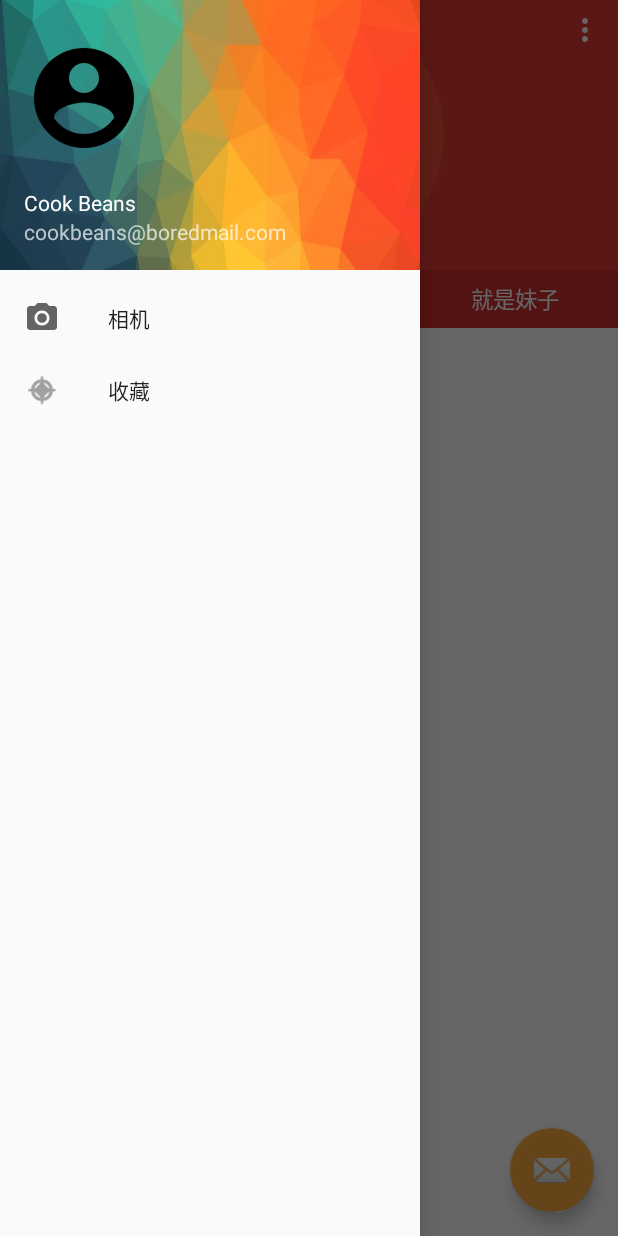
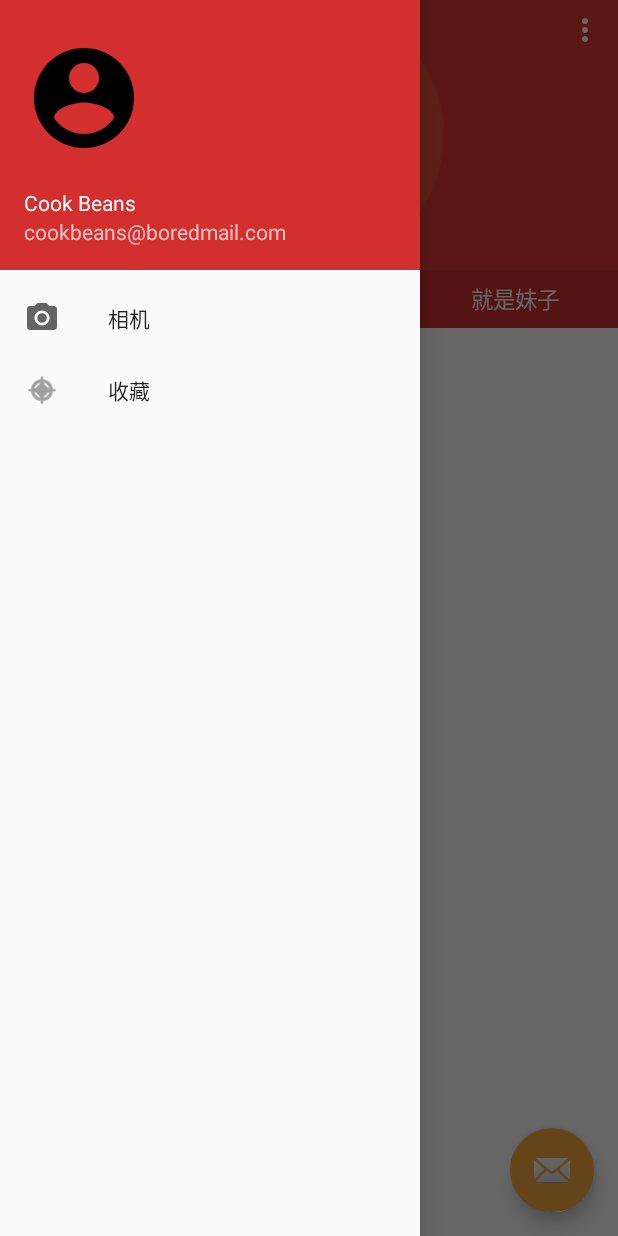
Before and after one commit to FlyingDuck/BoredApp, an Android app: the screen it shows after launch (MainActivity), with the side drawer open, on a phone screen of 412 x 824 dp. Run offline under Robolectric (Android 15) with nearby library versions, the phone set to English and light mode, and no system bars; libraries missing offline, so code that uses them is left out: com.malinskiy.materialicons, com.vlonjatg.progressactivity, rx.android.schedulers, rx.functions, rx.schedulers; pictures from the network do not load; 7 statements that could not run were skipped.

Commit message:
Change: add share func

```diff
--- a/app/src/main/res/layout/activity_gank_detail.xml
+++ b/app/src/main/res/layout/activity_gank_detail.xml
@@ -1,16 +1,18 @@
 <?xml version="1.0" encoding="utf-8"?>
-<android.support.design.widget.CoordinatorLayout xmlns:android="http://schemas.android.com/apk/res/android"
+<android.support.design.widget.CoordinatorLayout
+    xmlns:android="http://schemas.android.com/apk/res/android"
     xmlns:app="http://schemas.android.com/apk/res-auto"
     xmlns:tools="http://schemas.android.com/tools"
     android:layout_width="match_parent"
     android:layout_height="match_parent"
     android:fitsSystemWindows="true"
+    android:id="@+id/activity_gank_detail_layout"
     tools:context="com.cookbeans.boredapp.ui.GankDetailActivity">
 
     <android.support.design.widget.AppBarLayout
         android:id="@+id/app_bar"
         android:layout_width="match_parent"
-        android:layout_height="400dp"
+        android:layout_height="450dp"
         android:fitsSystemWindows="true"
         android:theme="@style/AppTheme.AppBarOverlay">
 
--- a/app/src/main/res/layout/gank_detail_content.xml
+++ b/app/src/main/res/layout/gank_detail_content.xml
@@ -1,5 +1,6 @@
 <?xml version="1.0" encoding="utf-8"?>
-<android.support.v4.widget.NestedScrollView xmlns:android="http://schemas.android.com/apk/res/android"
+<android.support.v4.widget.NestedScrollView
+    xmlns:android="http://schemas.android.com/apk/res/android"
     xmlns:app="http://schemas.android.com/apk/res-auto"
     xmlns:tools="http://schemas.android.com/tools"
     android:layout_width="match_parent"
--- a/app/src/main/res/layout/nav_header_main.xml
+++ b/app/src/main/res/layout/nav_header_main.xml
@@ -2,7 +2,7 @@
 <LinearLayout xmlns:android="http://schemas.android.com/apk/res/android"
     android:layout_width="match_parent"
     android:layout_height="@dimen/nav_header_height"
-    android:background="@drawable/drawer_bg"
+    android:background="@color/colorPrimaryDark"
     android:gravity="bottom"
     android:orientation="vertical"
     android:paddingBottom="@dimen/activity_vertical_margin"
--- a/app/src/main/res/menu/main.xml
+++ b/app/src/main/res/menu/main.xml
@@ -2,8 +2,13 @@
 <menu xmlns:android="http://schemas.android.com/apk/res/android"
     xmlns:app="http://schemas.android.com/apk/res-auto">
     <item
-        android:id="@+id/action_settings"
-        android:orderInCategory="100"
+        android:id="@+id/setting"
+        android:orderInCategory="1"
         android:title="@string/action_settings"
         app:showAsAction="never" />
+    <item
+        android:id="@+id/share"
+        android:orderInCategory="2"
+        android:title="@string/share"
+        app:showAsAction="never" />
 </menu>
--- a/app/src/main/res/values/strings.xml
+++ b/app/src/main/res/values/strings.xml
@@ -9,6 +9,10 @@
 
     <string name="toolbar_name">惊叹号</string>
     <string name="gank_detail_toolbar_name">干货集中营</string>
+
+    <string name="share">分享给好基友吧</string>
+    <string name="share_text">发现了一款非常美观的App「惊叹号&amp;gank.io&amp;daniu.io」，每天一张精选妹纸图、一个精选小视频（视频源地址播放），一篇程序猿干货，完全开源不收费，太赞了! 推荐~：http://fir.im/xxxxxx </string>
+    <string name="share_action">分享</string>
 
 
     <string name="large_text">
```
Also changed, not shown: app/src/main/java/com/cookbeans/boredapp/ui/GankDetailActivity.java (+28 -0 lines), app/src/main/java/com/cookbeans/boredapp/ui/MainActivity.java (+6 -2 lines), app/src/main/java/com/cookbeans/boredapp/utils/ShareUtils.java (added, +37 -0 lines), app/src/main/res/menu/menu_gank_detail.xml (added, +11 -0 lines).
